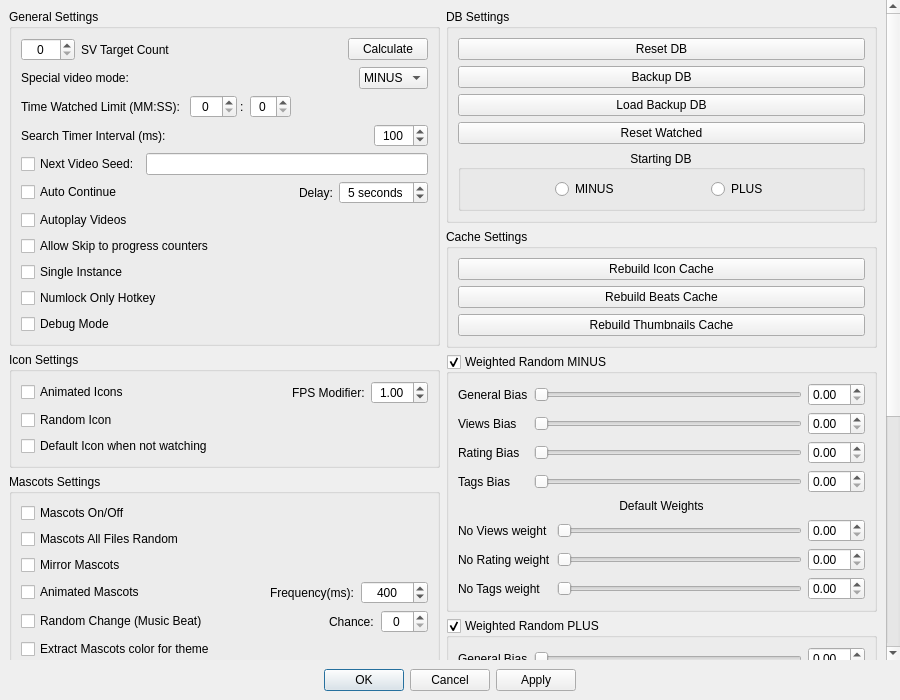
Before: the Qt Designer form MediaManager/src/QtClasses/UI/Form Files/SettingsDialog.ui in PaunescuAndrei/MediaManager, drawn with Qt 5.
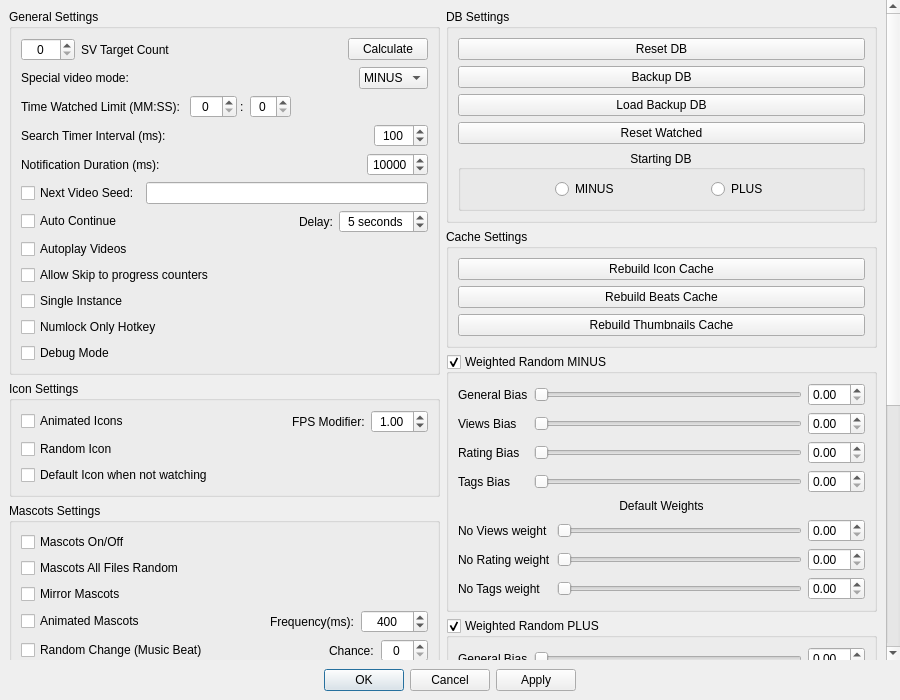
After: the same form once the commit is applied. Custom widgets are drawn as their Qt base class.

Commit message: added config for notification duration

```diff
--- a/MediaManager/src/QtClasses/UI/Form Files/SettingsDialog.ui
+++ b/MediaManager/src/QtClasses/UI/Form Files/SettingsDialog.ui
@@ -324,6 +324,66 @@
               </layout>
              </widget>
             </item>
+           <item>
+            <widget class="QWidget" name="notificationDurationWidget" native="true">
+             <layout class="QHBoxLayout" name="horizontalLayout_notificationDuration">
+              <property name="leftMargin">
+               <number>0</number>
+              </property>
+              <property name="topMargin">
+               <number>0</number>
+              </property>
+              <property name="rightMargin">
+               <number>0</number>
+              </property>
+              <property name="bottomMargin">
+               <number>0</number>
+              </property>
+              <item>
+               <widget class="QLabel" name="notificationDurationLabel">
+                <property name="text">
+                 <string>Notification Duration (ms):</string>
+                </property>
+               </widget>
+              </item>
+              <item>
+               <spacer name="horizontalSpacer_notificationDuration">
+                <property name="orientation">
+                 <enum>Qt::Orientation::Horizontal</enum>
+                </property>
+                <property name="sizeHint" stdset="0">
+                 <size>
+                  <width>40</width>
+                  <height>20</height>
+                 </size>
+                </property>
+               </spacer>
+              </item>
+              <item>
+               <widget class="QSpinBox" name="notificationDurationSpinBox">
+                <property name="focusPolicy">
+                 <enum>Qt::FocusPolicy::StrongFocus</enum>
+                </property>
+                <property name="alignment">
+                 <set>Qt::AlignmentFlag::AlignCenter</set>
+                </property>
+                <property name="minimum">
+                 <number>1000</number>
+                </property>
+                <property name="maximum">
+                 <number>60000</number>
+                </property>
+                <property name="singleStep">
+                 <number>500</number>
+                </property>
+                <property name="value">
+                 <number>10000</number>
+                </property>
+               </widget>
+              </item>
+             </layout>
+            </widget>
+           </item>
             <item>
              <widget class="QWidget" name="widget_6" native="true">
               <layout class="QHBoxLayout" name="horizontalLayout_14">
```
Lines whose indentation alone changed are shown as unchanged. The commit also changes 4 other files.
